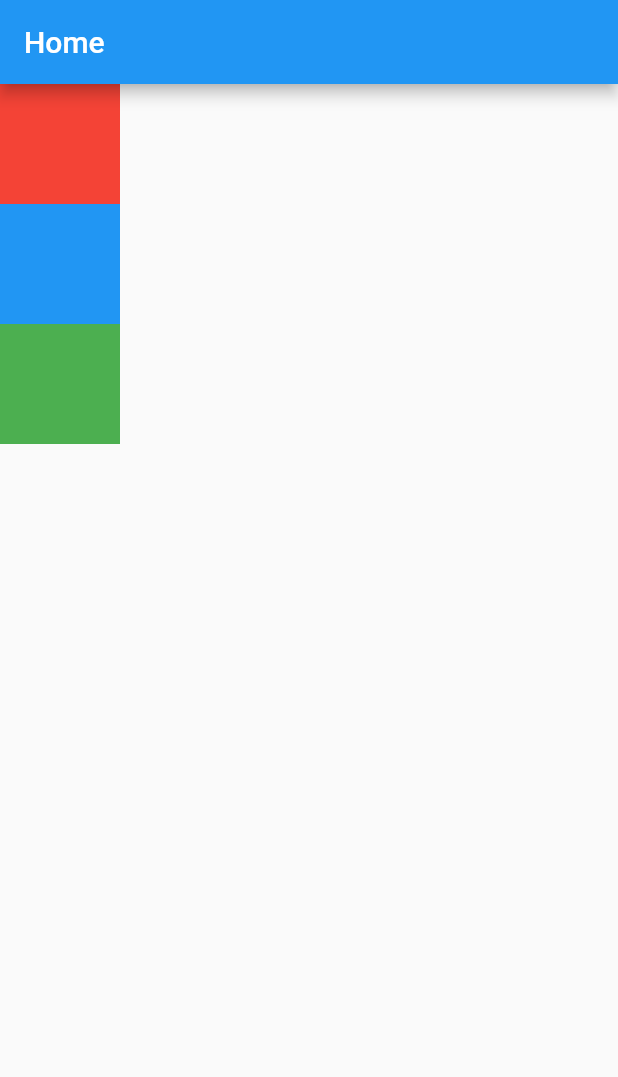
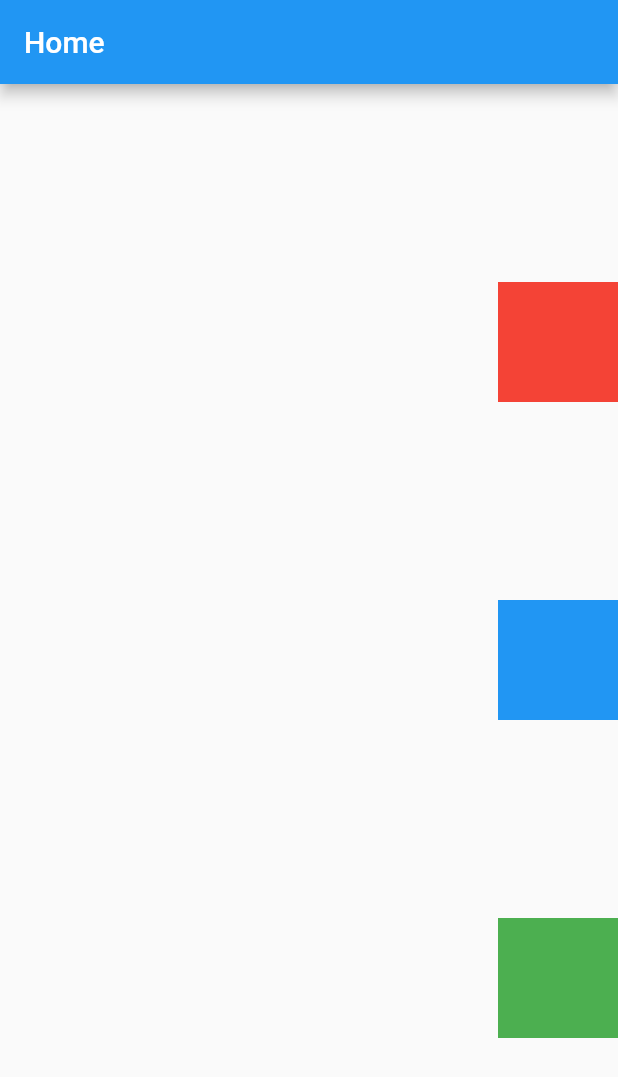
Before and after one commit to joaopichetti/semeando-devs, a Flutter app: the screen it shows after launch, on a phone screen of 412 x 824 dp. Shown: the top 1077 px of the screen. Run offline on Flutter 3.47's test engine with Material 2 defaults, Android fonts, the light colour scheme and no system bars.

Commit message:
Alterado alinhamento do mainAxis e crossAxis da Column

```diff
--- a/flutter_hello_world/lib/home_page.dart
+++ b/flutter_hello_world/lib/home_page.dart
@@ -16,7 +16,11 @@ class _HomePageState extends State<HomePage> {
       appBar: AppBar(
         title: Text('Home'),
       ),
-      body: Column(
+      body: SizedBox(
+        width: double.infinity,
+        child: Column(
+          mainAxisAlignment: MainAxisAlignment.spaceEvenly,
+          crossAxisAlignment: CrossAxisAlignment.end,
           children: [
             Container(
               height: 80,
@@ -35,6 +39,7 @@ class _HomePageState extends State<HomePage> {
             ),
           ],
         ),
+      ),
     );
   }
 }
```
Lines whose indentation alone changed are shown as unchanged.
